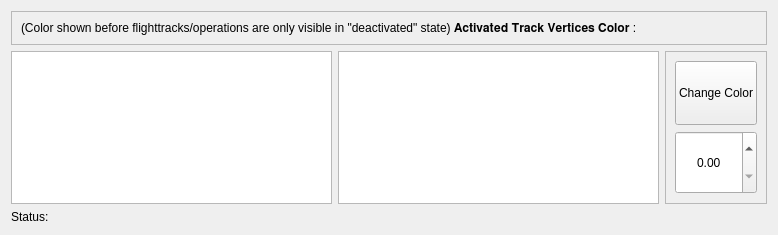
Open-MSS/MSS, file mslib/msui/ui/ui_multiple_flightpath_dockwidget.ui: the form before one commit.
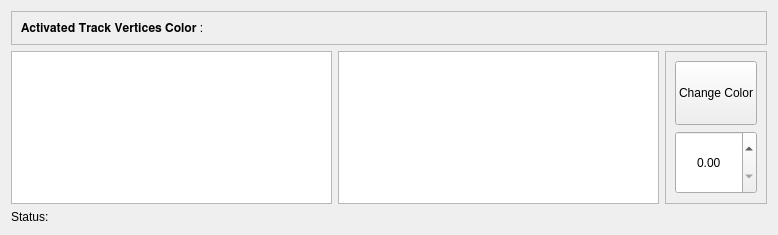
The form after the commit.

What changed in the file:
```diff
--- a/mslib/msui/ui/ui_multiple_flightpath_dockwidget.ui
+++ b/mslib/msui/ui/ui_multiple_flightpath_dockwidget.ui
@@ -38,13 +38,13 @@
       <item>
        <widget class="QLabel" name="ft_color_label">
         <property name="sizePolicy">
-         <sizepolicy hsizetype="Expanding" vsizetype="Preferred">
+         <sizepolicy hsizetype="Preferred" vsizetype="Preferred">
           <horstretch>0</horstretch>
           <verstretch>0</verstretch>
          </sizepolicy>
         </property>
         <property name="text">
-         <string>(Color shown before flighttracks/operations are only visible in &quot;deactivated&quot; state) 𝐀𝐜𝐭𝐢𝐯𝐚𝐭𝐞𝐝 𝐓𝐫𝐚𝐜𝐤 𝐕𝐞𝐫𝐭𝐢𝐜𝐞𝐬 𝐂𝐨𝐥𝐨𝐫 : </string>
+         <string>𝐀𝐜𝐭𝐢𝐯𝐚𝐭𝐞𝐝 𝐓𝐫𝐚𝐜𝐤 𝐕𝐞𝐫𝐭𝐢𝐜𝐞𝐬 𝐂𝐨𝐥𝐨𝐫 : </string>
         </property>
        </widget>
       </item>
```
